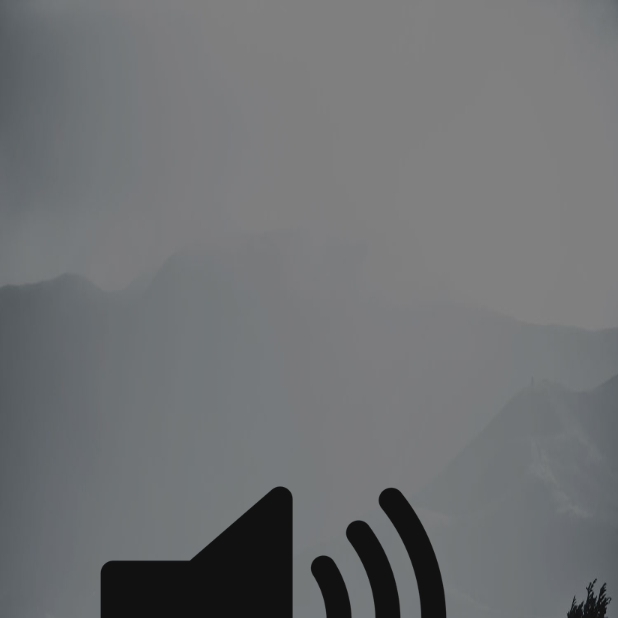
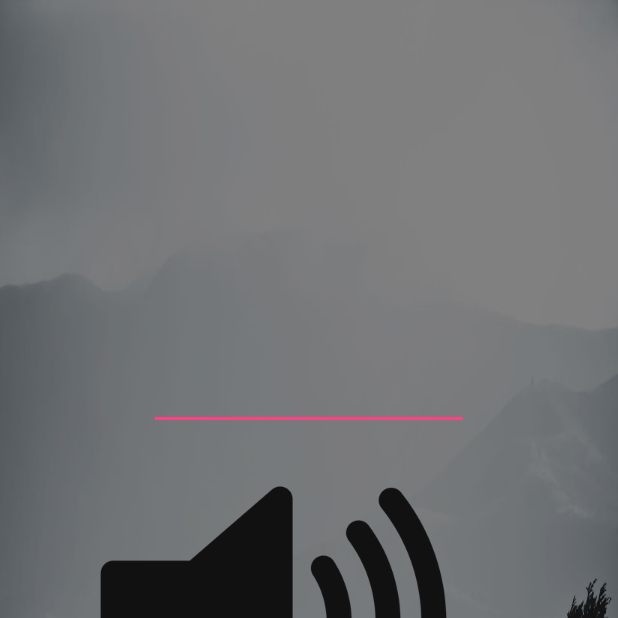
Before and after one commit to ashuprabhune/sign-language-to-speech, an Android app: the TextSpeechActivity screen opened directly, with no data from a screen before it, on a phone screen of 412 x 824 dp, the top half of it. Run offline under Robolectric (Android 15) with nearby library versions, the phone set to English and light mode, and no system bars.

Commit message:
Android changes

```diff
--- a/IntroSlider/app/build.gradle
+++ b/IntroSlider/app/build.gradle
@@ -2,7 +2,7 @@ apply plugin: 'com.android.application'
 
 android {
     compileSdkVersion 23
-    buildToolsVersion "23.0.2"
+    buildToolsVersion "26.0.2"
 
     defaultConfig {
         applicationId "info.androidhive.welcomeslider"
--- a/IntroSlider/app/src/main/res/layout/activity_text_speech.xml
+++ b/IntroSlider/app/src/main/res/layout/activity_text_speech.xml
@@ -7,6 +7,7 @@
     android:layout_height="match_parent"
     android:background="@drawable/background"
     tools:context=".TextSpeechActivity">
+
 
 
     <ImageButton
@@ -20,4 +21,16 @@
         android:layout_marginStart="55dp"
         android:background="@null"
         android:src="@drawable/sound2" />
+
+    <EditText
+        android:id="@+id/hostPort"
+        android:layout_width="wrap_content"
+        android:layout_height="wrap_content"
+        android:layout_above="@+id/btn_Speak"
+        android:layout_centerHorizontal="true"
+        android:ems="10"
+        android:gravity="center"
+        android:inputType="textEmailAddress" />
+
+
 </android.widget.RelativeLayout>
```
Also changed, not shown: IntroSlider/app/src/main/java/info/androidhive/introslider/TextSpeechActivity.java (+14 -3 lines).
